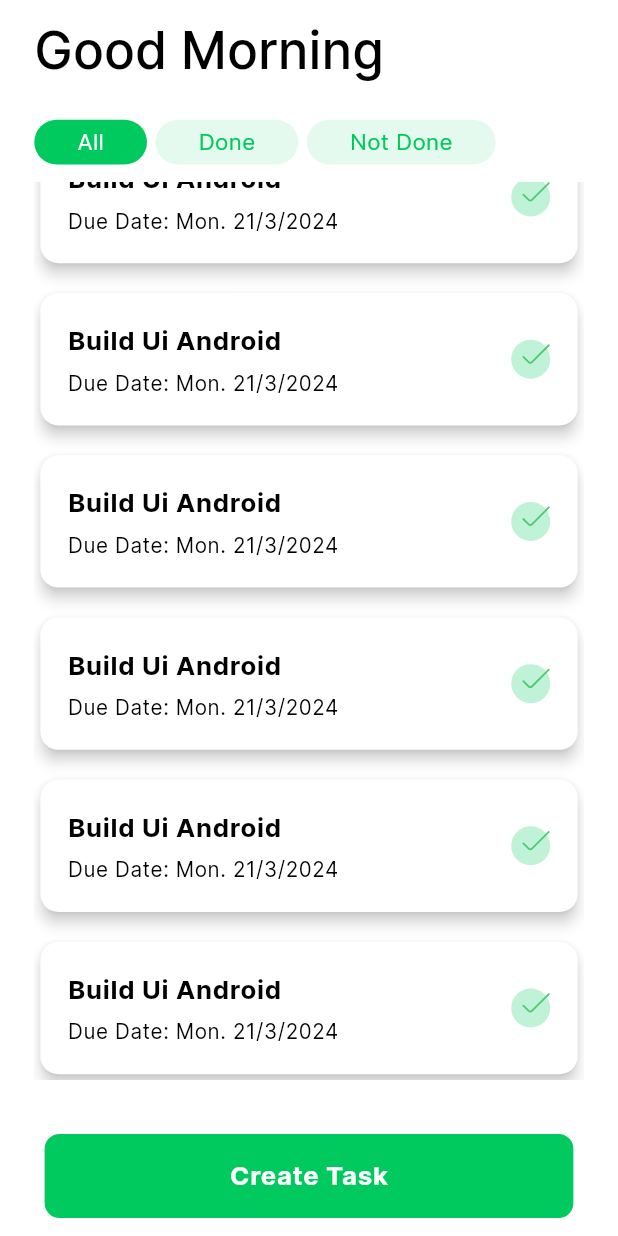
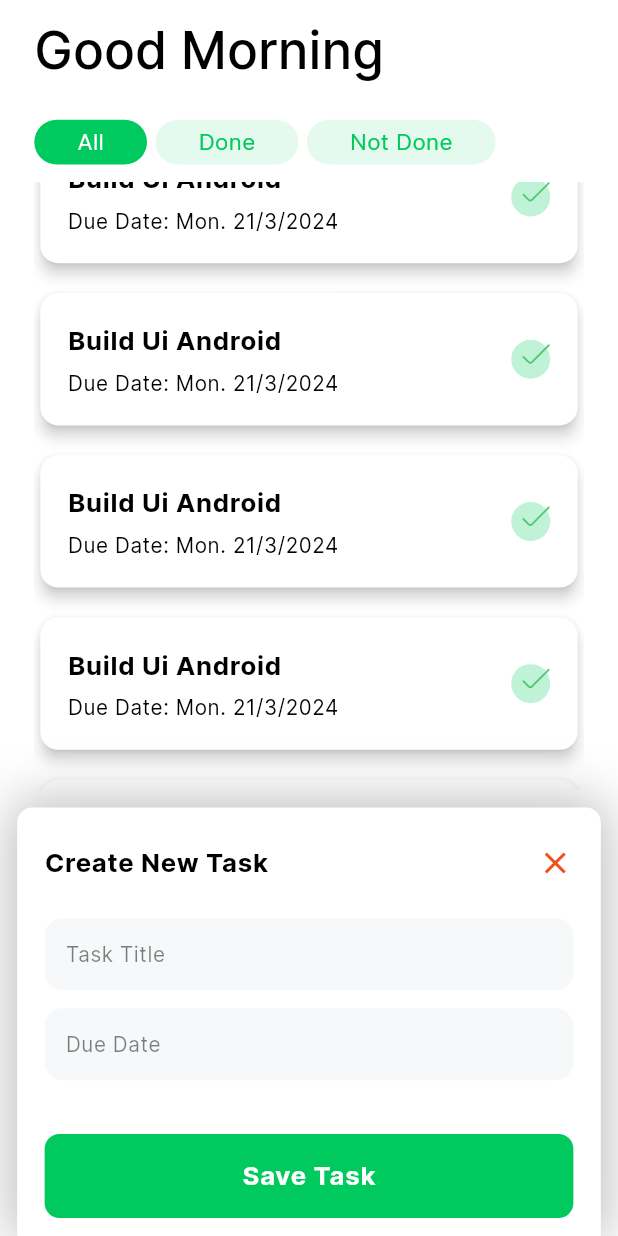
Before and after one commit to MoAdelDev/task_app, a Flutter app: the screen it shows after launch, scrolled down 482 dp, after a tap on "Create Task", on a phone screen of 412 x 824 dp. Run offline on Flutter 3.47's test engine with Material 3 defaults, Android fonts, the phone set to English and light mode, and no system bars; our stand-ins replace animate_do, bloc, flutter_bloc, flutter_screenutil, flutter_spinkit, flutter_svg and 4 more; accounts and stored records are empty.

Commit message:
- Added hide or show create task form and triggered it

```diff
--- a/lib/features/home/logic/cubit/home_cubit.dart
+++ b/lib/features/home/logic/cubit/home_cubit.dart
@@ -1,4 +1,5 @@
 import 'package:bloc/bloc.dart';
+import 'package:flutter/material.dart';
 import 'package:freezed_annotation/freezed_annotation.dart';
 
 part 'home_cubit.freezed.dart';
@@ -18,4 +19,17 @@ class HomeCubit extends Cubit<HomeState> {
     selectedFilterIndex = index;
     emit(HomeState.selectTaskFilter(index));
   }
+
+  bool isCreateTaskFormHidden = true;
+
+  void emitChangeCreateTaskState(bool isHide) {
+    isCreateTaskFormHidden = isHide;
+    emit(HomeState.changeCreateTaskState(isHide));
+  }
+
+  final formkey = GlobalKey<FormState>();
+  final taskTitleController = TextEditingController();
+  final dueDateController = TextEditingController();
+
+  void emitSaveTaskState() {}
 }
--- a/lib/features/home/logic/cubit/home_state.dart
+++ b/lib/features/home/logic/cubit/home_state.dart
@@ -5,4 +5,7 @@ class HomeState with _$HomeState {
   const factory HomeState.initial() = _Initial;
 
   const factory HomeState.selectTaskFilter(int index) = SelectTaskFilter;
+
+  const factory HomeState.changeCreateTaskState(bool isFormHidded) =
+      ChangeCreateTaskState;
 }
--- a/lib/features/home/ui/widgets/create_task_button_with_bottom_sheet.dart
+++ /dev/null
@@ -1,57 +0,0 @@
-import 'package:flutter/material.dart';
-import 'package:flutter_screenutil/flutter_screenutil.dart';
-import 'package:task_app/features/home/ui/widgets/create_task_form.dart';
-import 'package:task_app/features/home/ui/widgets/create_task_submit.dart';
-
-class CreateTaskButtonWithBottomSheet extends StatefulWidget {
-  const CreateTaskButtonWithBottomSheet({super.key});
-
-  @override
-  State<CreateTaskButtonWithBottomSheet> createState() =>
-      _CreateTaskButtonWithBottomSheetState();
-}
-
-class _CreateTaskButtonWithBottomSheetState
-    extends State<CreateTaskButtonWithBottomSheet> {
-  bool isBottomSheetHidden = true;
-  @override
-  Widget build(BuildContext context) {
-    return Container(
-      padding: EdgeInsets.only(
-        bottom: MediaQuery.paddingOf(context).bottom,
-      ),
-      decoration: BoxDecoration(
-        color: Colors.white,
-        borderRadius: const BorderRadius.only(
-          topLeft: Radius.circular(10),
-          topRight: Radius.circular(10),
-        ),
-        boxShadow: isBottomSheetHidden
-            ? null
-            : [
-                BoxShadow(
-                  blurRadius: 30,
-                  spreadRadius: 4,
-                  color: Colors.grey[400]!,
-                  blurStyle: BlurStyle.normal,
-                ),
-              ],
-      ),
-      child: Padding(
-        padding: EdgeInsets.only(
-          left: 16.w,
-          right: 16.w,
-          top: 20.h,
-          bottom: 10.h,
-        ),
-        child: Column(
-          mainAxisAlignment: MainAxisAlignment.end,
-          children: [
-            if (!isBottomSheetHidden) const CreateTaskForm(),
-            const CreateTaskSubmit(),
-          ],
-        ),
-      ),
-    );
-  }
-}
--- /dev/null
+++ b/lib/features/home/ui/widgets/create_task_button_with_form.dart
@@ -0,0 +1,56 @@
+import 'package:flutter/material.dart';
+import 'package:flutter_bloc/flutter_bloc.dart';
+import 'package:flutter_screenutil/flutter_screenutil.dart';
+import 'package:task_app/features/home/logic/cubit/home_cubit.dart';
+import 'package:task_app/features/home/ui/widgets/create_task_form.dart';
+import 'package:task_app/features/home/ui/widgets/create_task_submit.dart';
+
+class CreateTaskButtonWithForm extends StatelessWidget {
+  const CreateTaskButtonWithForm({super.key});
+
+  @override
+  Widget build(BuildContext context) {
+    return BlocBuilder<HomeCubit, HomeState>(
+      builder: (context, state) {
+        HomeCubit cubit = context.read();
+        return Container(
+          padding: EdgeInsets.only(
+            bottom: MediaQuery.paddingOf(context).bottom,
+          ),
+          decoration: BoxDecoration(
+            color: Colors.white,
+            borderRadius: const BorderRadius.only(
+              topLeft: Radius.circular(10),
+              topRight: Radius.circular(10),
+            ),
+            boxShadow: cubit.isCreateTaskFormHidden
+                ? null
+                : [
+                    BoxShadow(
+                      blurRadius: 30,
+                      spreadRadius: 4,
+                      color: Colors.grey[400]!,
+                      blurStyle: BlurStyle.normal,
+                    ),
+                  ],
+          ),
+          child: Padding(
+            padding: EdgeInsets.only(
+              left: 16.w,
+              right: 16.w,
+              top: 20.h,
+              bottom: 10.h,
+            ),
+            child: Column(
+              mainAxisAlignment: MainAxisAlignment.end,
+              children: [
+                if (!cubit.isCreateTaskFormHidden) const CreateTaskForm(),
+                const CreateTaskSubmit(),
+              ],
+            ),
+          ),
+        );
+      },
+    );
+  }
+}
--- a/lib/features/home/ui/widgets/create_task_form.dart
+++ b/lib/features/home/ui/widgets/create_task_form.dart
@@ -1,18 +1,23 @@
 import 'package:animate_do/animate_do.dart';
 import 'package:flutter/material.dart';
+import 'package:flutter_bloc/flutter_bloc.dart';
 import 'package:task_app/core/helpers/extensions.dart';
 import 'package:task_app/core/helpers/spacing.dart';
 import 'package:task_app/core/style/font_weight_helper.dart';
 import 'package:task_app/core/widgets/custom_tap.dart';
 import 'package:task_app/core/widgets/custom_text.dart';
 import 'package:task_app/core/widgets/custom_text_field.dart';
+import 'package:task_app/features/home/logic/cubit/home_cubit.dart';
 
 class CreateTaskForm extends StatelessWidget {
   const CreateTaskForm({super.key});
 
   @override
   Widget build(BuildContext context) {
-    return FadeInUp(
+    HomeCubit cubit = context.read();
+    return Form(
+      key: cubit.formkey,
+      child: FadeInUp(
         child: Column(
           children: [
             Row(
@@ -25,7 +30,9 @@ class CreateTaskForm extends StatelessWidget {
                   ),
                 ),
                 CustomTap(
-                onTap: () {},
+                  onTap: () {
+                    cubit.emitChangeCreateTaskState(true);
+                  },
                   child: Icon(
                     Icons.close,
                     color: context.colorScheme.error,
@@ -35,7 +42,7 @@ class CreateTaskForm extends StatelessWidget {
             ),
             verticalSpace(20),
             CustomTextField(
-            controller: TextEditingController(),
+              controller: cubit.taskTitleController,
               hintText: 'Task Title',
               errorMsg: 'Please enter task title',
               keyboardType: TextInputType.text,
@@ -43,9 +50,9 @@ class CreateTaskForm extends StatelessWidget {
             ),
             verticalSpace(10),
             CustomTextField(
-            controller: TextEditingController(),
+              controller: cubit.dueDateController,
               hintText: 'Due Date',
-            errorMsg: '',
+              errorMsg: 'Please select due date',
               keyboardType: TextInputType.text,
               readOnly: true,
               textInputAction: TextInputAction.next,
@@ -53,6 +60,7 @@ class CreateTaskForm extends StatelessWidget {
             verticalSpace(30),
           ],
         ),
+      ),
     );
   }
 }
--- a/lib/features/home/ui/widgets/create_task_submit.dart
+++ b/lib/features/home/ui/widgets/create_task_submit.dart
@@ -1,14 +1,25 @@
 import 'package:flutter/material.dart';
+import 'package:flutter_bloc/flutter_bloc.dart';
 import 'package:task_app/core/widgets/custom_button.dart';
+import 'package:task_app/features/home/logic/cubit/home_cubit.dart';
 
 class CreateTaskSubmit extends StatelessWidget {
   const CreateTaskSubmit({super.key});
 
   @override
   Widget build(BuildContext context) {
-    return CustomButton(
-      onPressed: () {},
-      label: 'Create Task',
+    return BlocBuilder<HomeCubit, HomeState>(
+      builder: (context, state) {
+        HomeCubit cubit = context.read();
+        return CustomButton(
+          onPressed: () {
+            if (cubit.isCreateTaskFormHidden) {
+              cubit.emitChangeCreateTaskState(false);
+            }
+          },
+          label: cubit.isCreateTaskFormHidden ? 'Create Task' : 'Save Task',
+        );
+      },
     );
   }
 }
--- a/lib/features/home/ui/widgets/home_body.dart
+++ b/lib/features/home/ui/widgets/home_body.dart
@@ -1,7 +1,10 @@
 import 'package:flutter/material.dart';
+import 'package:flutter_bloc/flutter_bloc.dart';
 import 'package:flutter_screenutil/flutter_screenutil.dart';
 import 'package:task_app/core/helpers/spacing.dart';
-import 'package:task_app/features/home/ui/widgets/create_task_button_with_bottom_sheet.dart';
+import 'package:task_app/core/widgets/custom_tap.dart';
+import 'package:task_app/features/home/logic/cubit/home_cubit.dart';
+import 'package:task_app/features/home/ui/widgets/create_task_button_with_form.dart';
 import 'package:task_app/features/home/ui/widgets/home_filters.dart';
 import 'package:task_app/features/home/ui/widgets/home_tasks_list.dart';
 import 'package:task_app/features/home/ui/widgets/home_welcome_text.dart';
@@ -11,7 +14,12 @@ class HomeBody extends StatelessWidget {
 
   @override
   Widget build(BuildContext context) {
-    return Padding(
+    return CustomTap(
+      onTap: () {
+        // Hide create task form
+        context.read<HomeCubit>().emitChangeCreateTaskState(true);
+      },
+      child: Padding(
         padding: EdgeInsets.only(
           left: 10.w,
           right: 10.w,
@@ -37,8 +45,9 @@ class HomeBody extends StatelessWidget {
               ),
             ),
             verticalSpace(10),
-          const CreateTaskButtonWithBottomSheet(),
+            const CreateTaskButtonWithForm(),
           ],
+        ),
       ),
     );
   }
```
Also changed, not shown: lib/features/home/logic/cubit/home_cubit.freezed.dart. Lines whose indentation alone changed are shown as unchanged.
